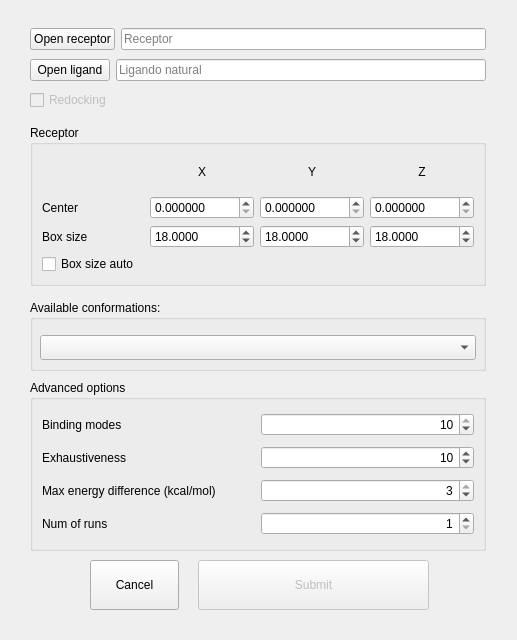
First picture: the form in Views/uiVina.ui, repository samuelvp360/SVP360CalculationController, before the edit.
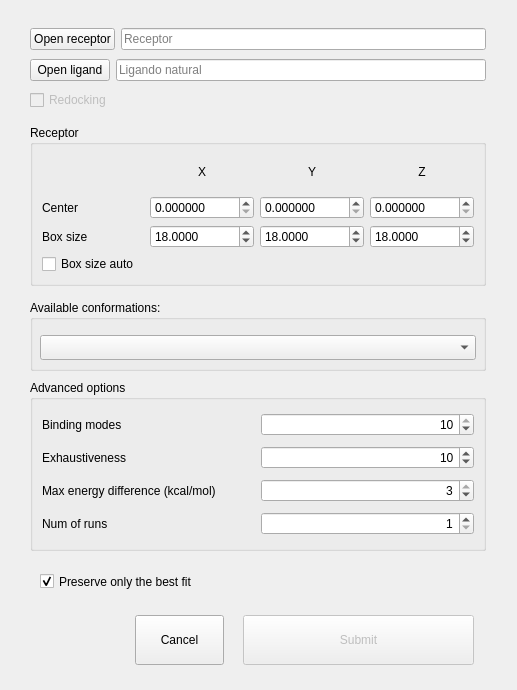
Second picture: the form after the edit.

Patch:
```diff
--- a/Views/uiVina.ui
+++ b/Views/uiVina.ui
@@ -7,7 +7,7 @@
     <x>0</x>
     <y>0</y>
     <width>517</width>
-    <height>640</height>
+    <height>690</height>
    </rect>
   </property>
   <property name="windowTitle">
@@ -287,8 +287,8 @@
    </property>
    <property name="geometry">
     <rect>
-     <x>198</x>
-     <y>560</y>
+     <x>243</x>
+     <y>615</y>
      <width>231</width>
      <height>50</height>
     </rect>
@@ -309,8 +309,8 @@
   <widget class="QPushButton" name="uiCancelButton">
    <property name="geometry">
     <rect>
-     <x>90</x>
-     <y>560</y>
+     <x>135</x>
+     <y>615</y>
      <width>89</width>
      <height>50</height>
     </rect>
@@ -409,6 +409,31 @@
     </property>
    </widget>
   </widget>
+  <widget class="QCheckBox" name="uiPreserveCheck">
+   <property name="geometry">
+    <rect>
+     <x>40</x>
+     <y>570</y>
+     <width>201</width>
+     <height>23</height>
+    </rect>
+   </property>
+   <property name="toolTip">
+    <string>If this is uncheched, all the *.pdbqt files will be preserved</string>
+   </property>
+   <property name="statusTip">
+    <string/>
+   </property>
+   <property name="whatsThis">
+    <string/>
+   </property>
+   <property name="text">
+    <string>Preserve only the best fit</string>
+   </property>
+   <property name="checked">
+    <bool>true</bool>
+   </property>
+  </widget>
  </widget>
  <tabstops>
   <tabstop>uiOpenReceptorButton</tabstop>
```
Left out of the diff: 31 changed lines with no effect on the pictures.
